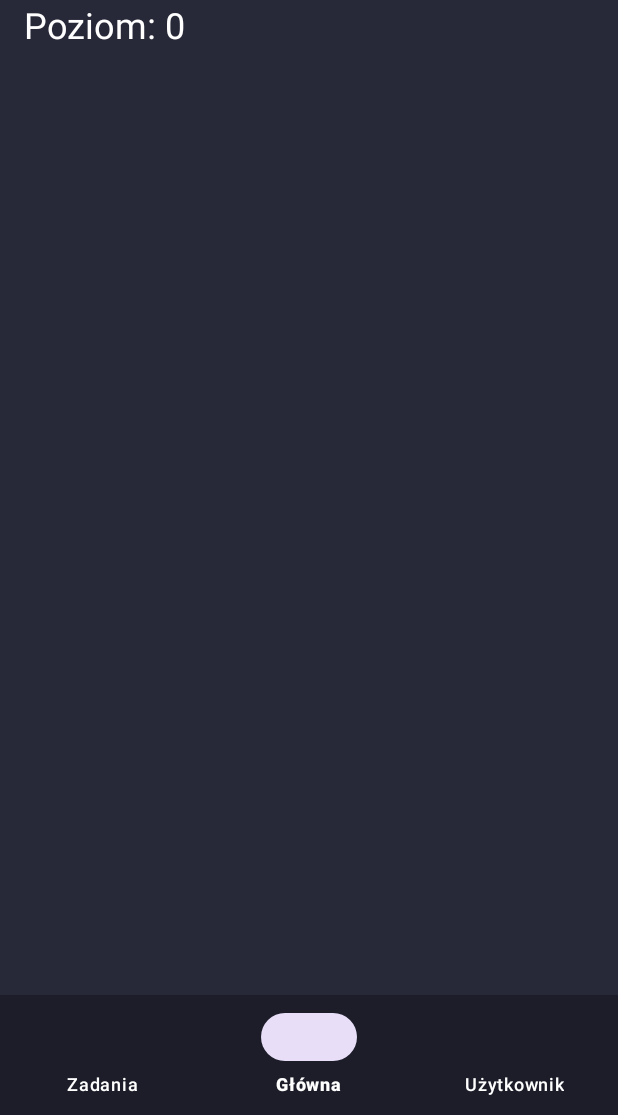
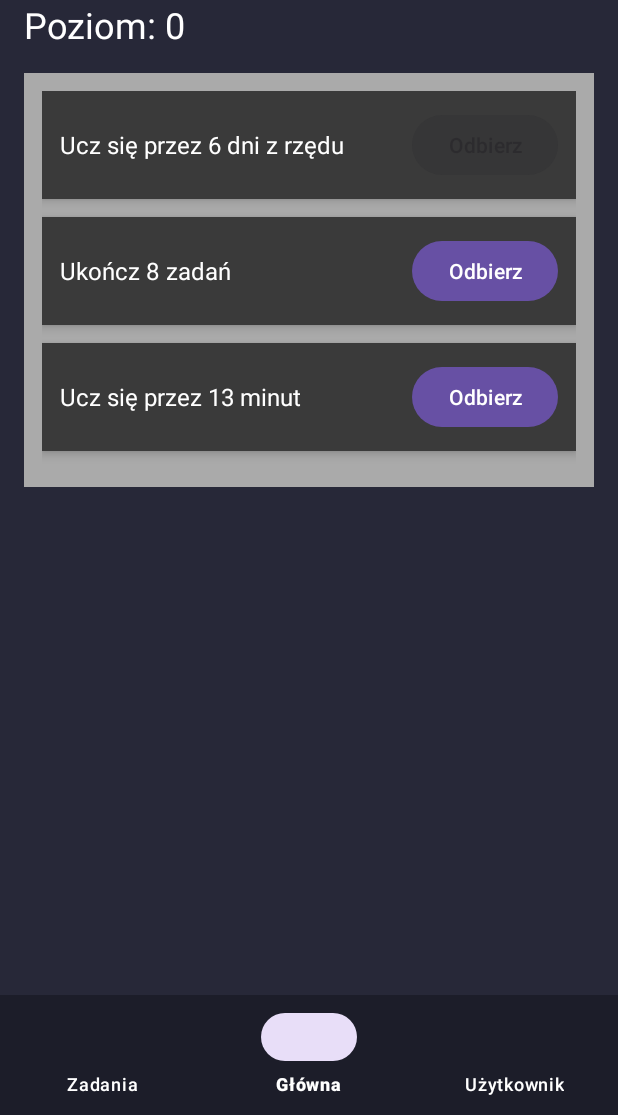
Before and after one commit to Mario776612/ProjektUnKasa, an Android app: the fragment TasksFragment placed in its activity, on a phone screen of 412 x 824 dp, the part 121-1236 px from its top. Run offline under Robolectric (Android 15) with nearby library versions, the phone set to English and light mode, and no system bars.

Commit message:
psycha siada

```diff
--- a/app/src/main/java/com/example/myapplication/TasksFragment.java
+++ b/app/src/main/java/com/example/myapplication/TasksFragment.java
@@ -2,11 +2,20 @@ package com.example.myapplication;
 
 import android.content.Context;
 import android.os.Bundle;
+import android.util.Log;
 import android.view.LayoutInflater;
 import android.view.View;
 import android.view.ViewGroup;
+import android.widget.Button;
+import android.widget.LinearLayout;
+import android.widget.TextView;
+import android.widget.Toast;
 
 import androidx.fragment.app.Fragment;
+
+import org.json.JSONArray;
+import org.json.JSONException;
+import org.json.JSONObject;
 
 public class TasksFragment extends Fragment {
     private Context context;
@@ -17,6 +26,51 @@ public class TasksFragment extends Fragment {
         View view = inflater.inflate(R.layout.fragment_tasks, container, false);
         context = getContext();
 
+        if (JSONManager.getQuests(context).length() == 0) {
+            JSONManager.generateQuests(context);
+        }
+
+        LinearLayout questsContainer = view.findViewById(R.id.quests_container);
+        JSONArray quests = JSONManager.getQuests(context);
+
+        for (int i = 0; i < quests.length(); i++) {
+            final int questIndex = i;
+            try {
+                JSONObject quest = quests.getJSONObject(i);
+                String type = quest.getString("type");
+                int goal = quest.getInt("goal");
+                boolean completed = quest.getBoolean("completed");
+
+                String description = type.equals("streak")
+                        ? "Ucz się przez " + goal + " dni z rzędu"
+                        : type.equals("tasks")
+                        ? "Ukończ " + goal + " zadań"
+                        : type.equals("minutes")
+                        ? "Ucz się przez " + goal + " minut"
+                        : "Nieznane zadanie";
+
+                View questView = inflater.inflate(R.layout.quest_item, questsContainer, false);
+
+                TextView textView = questView.findViewById(R.id.quest_text);
+                Button redeemButton = questView.findViewById(R.id.redeem_button);
+
+                textView.setText(description);
+                redeemButton.setEnabled(!completed);
+
+                redeemButton.setOnClickListener(v -> {
+                    // TODO: Add real condition check before completion
+                    JSONManager.completeQuest(context, questIndex);
+                    redeemButton.setEnabled(false);
+                    Toast.makeText(context, "Zadanie ukończone!", Toast.LENGTH_SHORT).show();
+                });
+
+                questsContainer.addView(questView);
+
+            } catch (JSONException e) {
+                e.printStackTrace();
+            }
+        }
+
         return view;
     }
 }
--- a/app/src/main/res/layout/fragment_tasks.xml
+++ b/app/src/main/res/layout/fragment_tasks.xml
@@ -2,13 +2,8 @@
     xmlns:tools="http://schemas.android.com/tools"
     android:layout_width="match_parent"
     android:layout_height="match_parent"
-    android:background="#272838">
-
-    <ScrollView
-        android:id="@+id/scrollView"
-        android:layout_width="match_parent"
-        android:layout_height="match_parent"
-        android:background="#272838">
+    android:background="#272838"
+    tools:context=".TasksFragment">
 
     <LinearLayout
         android:id="@+id/mainContainer"
@@ -34,7 +29,17 @@
             android:textColor="@android:color/white"
             android:textSize="24sp" />
 
+        <LinearLayout
+            android:id="@+id/quests_container"
+            android:layout_width="match_parent"
+            android:layout_height="wrap_content"
+            android:orientation="vertical"
+            android:paddingTop="24dp"
+            android:paddingBottom="24dp"
+            android:layout_marginTop="16dp"
+            android:background="@android:color/darker_gray"
+            android:padding="12dp" />
+
     </LinearLayout>
-    </ScrollView>
 
 </RelativeLayout>
--- /dev/null
+++ b/app/src/main/res/layout/quest_item.xml
@@ -0,0 +1,26 @@
+<?xml version="1.0" encoding="utf-8"?>
+<LinearLayout xmlns:android="http://schemas.android.com/apk/res/android"
+    android:layout_width="match_parent"
+    android:layout_height="wrap_content"
+    android:orientation="horizontal"
+    android:background="#3A3A3A"
+    android:padding="12dp"
+    android:layout_marginBottom="12dp"
+    android:elevation="4dp">
+
+    <TextView
+        android:id="@+id/quest_text"
+        android:layout_width="0dp"
+        android:layout_height="wrap_content"
+        android:text="Quest Description"
+        android:textColor="@android:color/white"
+        android:layout_weight="1"
+        android:textSize="16sp"
+        android:layout_gravity="center_vertical" />
+
+    <Button
+        android:id="@+id/redeem_button"
+        android:layout_width="wrap_content"
+        android:layout_height="wrap_content"
+        android:text="Odbierz" />
+</LinearLayout>
```
Also changed, not shown: app/src/main/java/com/example/myapplication/JSONManager.java (+51 -0 lines). Lines whose indentation alone changed are shown as unchanged.
